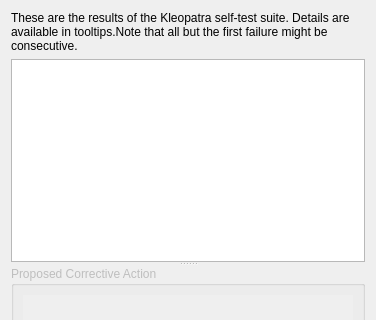
The window that dialogs/selftestdialog.ui (sensama/kleopatra) describes before a commit, drawn with Qt 5; both pictures show x 0 to 376 and y 0 to 320 of the 376 by 500 pixel window.
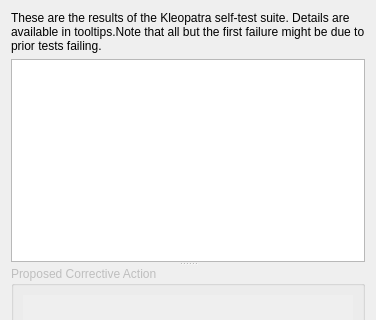
The same window after the commit. Custom widgets are drawn as their Qt base class.

Commit message: Better wording. Thanks to Till for nagging.

The edit to the form file:
```diff
--- a/dialogs/selftestdialog.ui
+++ b/dialogs/selftestdialog.ui
@@ -19,7 +19,7 @@
    <item>
     <widget class="QLabel" name="label" >
      <property name="text" >
-      <string comment="@info" >&lt;para>These are the results of the Kleopatra self-test suite. Details are available in tooltips.&lt;/para>&lt;para>Note that all but the first failure might be consecutive.&lt;/para></string>
+      <string comment="@info" >&lt;para>These are the results of the Kleopatra self-test suite. Details are available in tooltips.&lt;/para>&lt;para>Note that all but the first failure might be due to prior tests failing.&lt;/para></string>
      </property>
      <property name="wordWrap" >
       <bool>true</bool>
```
